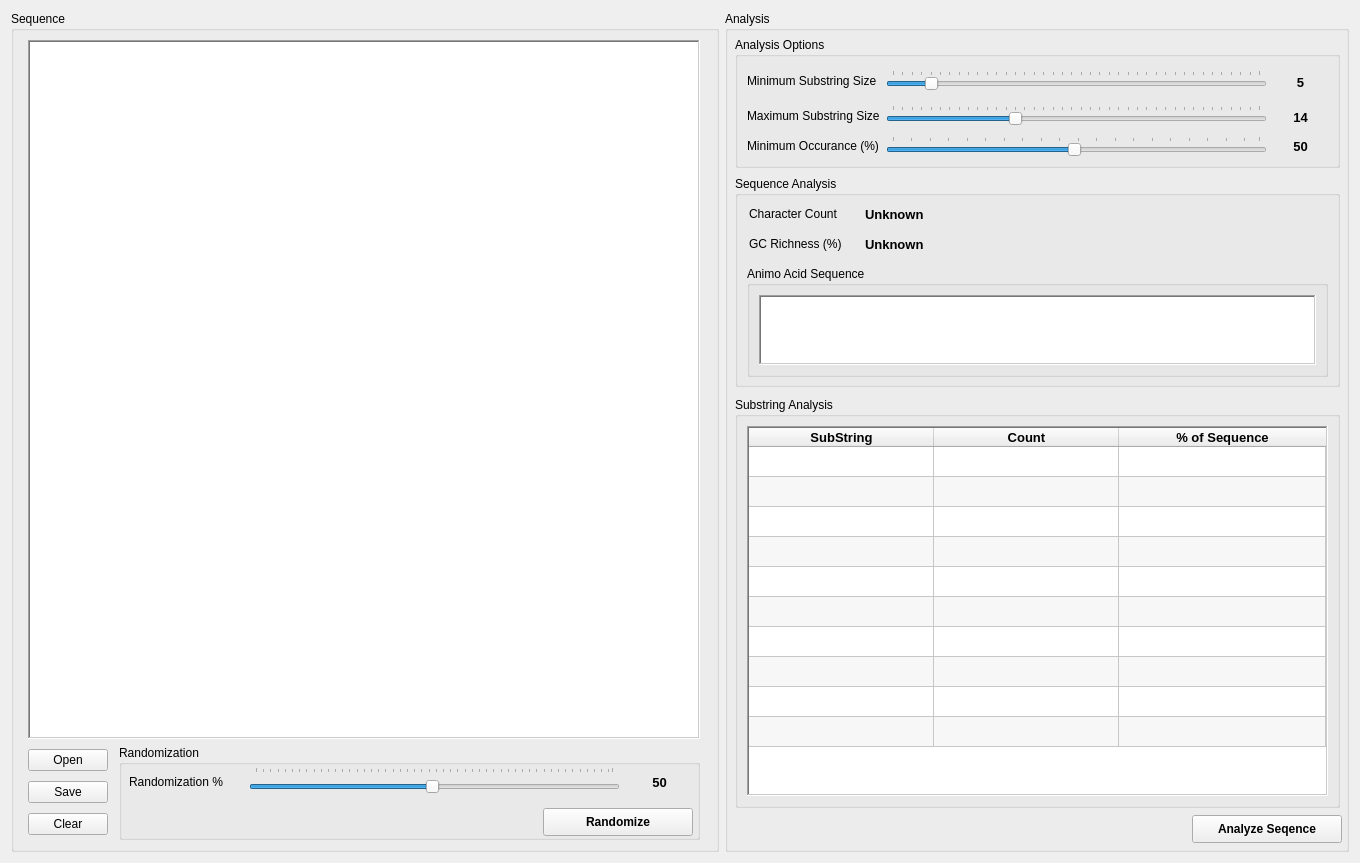
Above: src/GUIs/gui.ui from norm1000100/RoRGS before the change. Below: the same form after it.
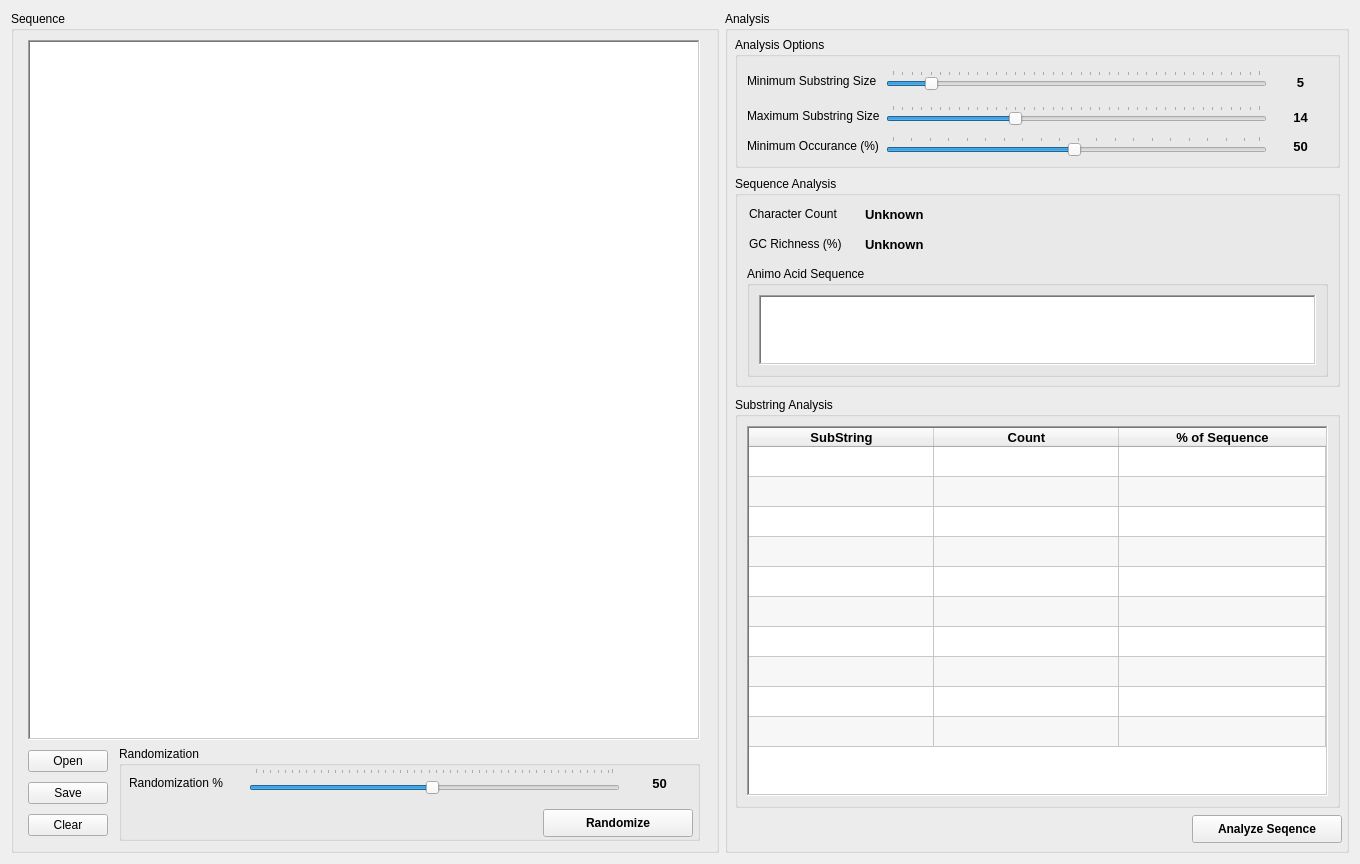
That is the form after the change. Icons and pictures are not drawn.

Commit message: Fixed gui sizing issue

```diff
--- a/src/GUIs/gui.ui
+++ b/src/GUIs/gui.ui
@@ -10,11 +10,11 @@
     <x>0</x>
     <y>0</y>
     <width>1360</width>
-    <height>863</height>
+    <height>864</height>
    </rect>
   </property>
   <property name="sizePolicy">
-   <sizepolicy hsizetype="Fixed" vsizetype="Preferred">
+   <sizepolicy hsizetype="Fixed" vsizetype="Fixed">
     <horstretch>0</horstretch>
     <verstretch>0</verstretch>
    </sizepolicy>
@@ -22,13 +22,13 @@
   <property name="minimumSize">
    <size>
     <width>1360</width>
-    <height>798</height>
+    <height>864</height>
    </size>
   </property>
   <property name="maximumSize">
    <size>
     <width>1360</width>
-    <height>1000</height>
+    <height>864</height>
    </size>
   </property>
   <property name="windowTitle">
```
